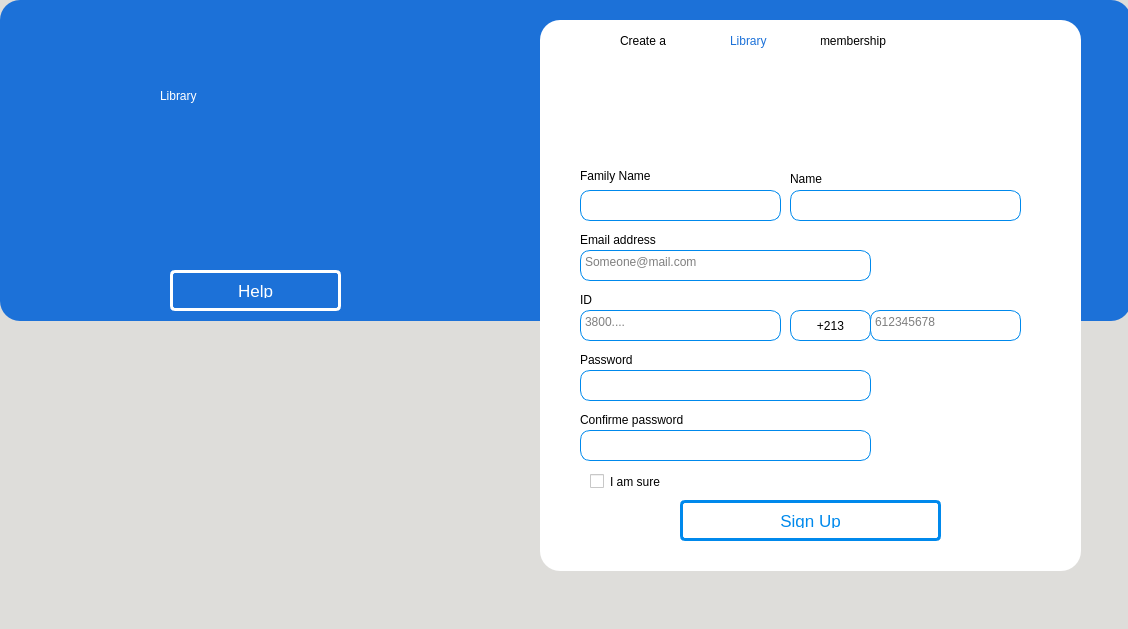
Old version of the form Library Management/Windows_Ui/Assets/Ui/Register.ui in the repository mohammedyazid/Library.
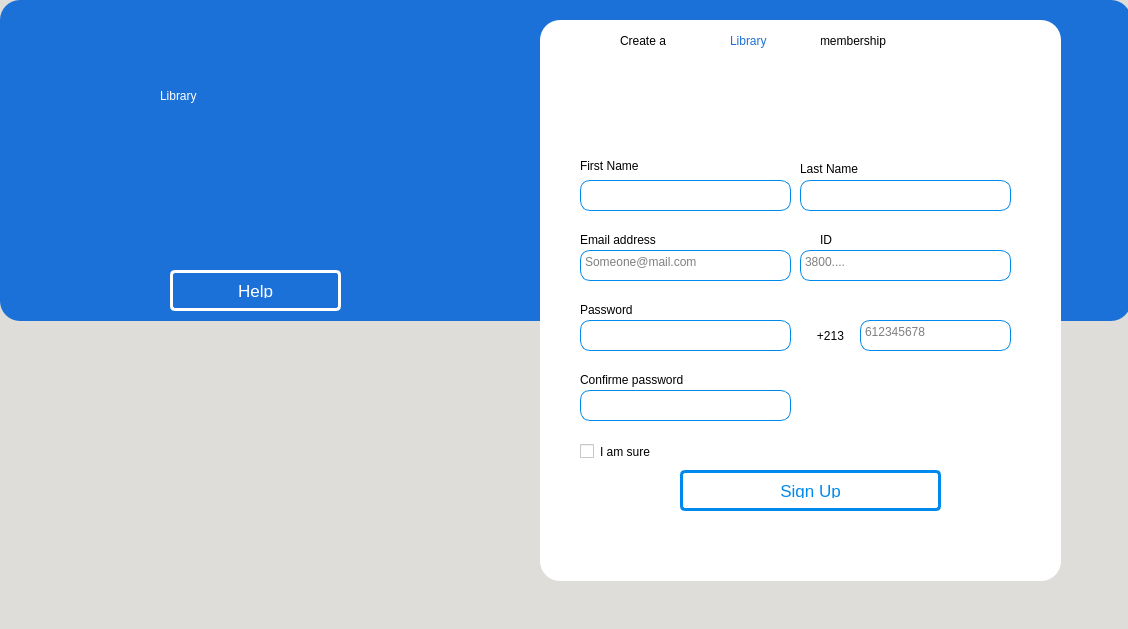
New version of the form. Icons and pictures are not drawn.

Patch:
```diff
--- a/Library Management/Windows_Ui/Assets/Ui/Register.ui
+++ b/Library Management/Windows_Ui/Assets/Ui/Register.ui
@@ -175,8 +175,8 @@
      <rect>
       <x>540</x>
       <y>20</y>
-      <width>541</width>
-      <height>551</height>
+      <width>521</width>
+      <height>561</height>
      </rect>
     </property>
     <property name="styleSheet">
@@ -194,7 +194,7 @@
      <property name="geometry">
       <rect>
        <x>40</x>
-       <y>140</y>
+       <y>130</y>
        <width>121</width>
        <height>31</height>
       </rect>
@@ -203,15 +203,15 @@
       <string notr="true">font: 75 16pt &quot;Ubuntu&quot;;</string>
      </property>
      <property name="text">
-      <string>Family Name</string>
+      <string>First Name</string>
      </property>
     </widget>
     <widget class="QTextEdit" name="re_idin">
      <property name="geometry">
       <rect>
-       <x>40</x>
-       <y>290</y>
-       <width>201</width>
+       <x>260</x>
+       <y>230</y>
+       <width>211</width>
        <height>31</height>
       </rect>
      </property>
@@ -225,6 +225,9 @@
 
 </string>
      </property>
+     <property name="verticalScrollBarPolicy">
+      <enum>Qt::ScrollBarAlwaysOff</enum>
+     </property>
      <property name="html">
       <string>&lt;!DOCTYPE HTML PUBLIC &quot;-//W3C//DTD HTML 4.0//EN&quot; &quot;http://www.w3.org/TR/REC-html40/strict.dtd&quot;&gt;
 &lt;html&gt;&lt;head&gt;&lt;meta name=&quot;qrichtext&quot; content=&quot;1&quot; /&gt;&lt;style type=&quot;text/css&quot;&gt;
@@ -239,9 +242,9 @@
     <widget class="QLabel" name="label15">
      <property name="geometry">
       <rect>
-       <x>40</x>
-       <y>270</y>
-       <width>111</width>
+       <x>280</x>
+       <y>210</y>
+       <width>21</width>
        <height>20</height>
       </rect>
      </property>
@@ -256,7 +259,7 @@
      <property name="geometry">
       <rect>
        <x>140</x>
-       <y>480</y>
+       <y>450</y>
        <width>261</width>
        <height>41</height>
       </rect>
@@ -367,9 +370,9 @@
     <widget class="QTextEdit" name="re_namein">
      <property name="geometry">
       <rect>
-       <x>250</x>
-       <y>170</y>
-       <width>231</width>
+       <x>260</x>
+       <y>160</y>
+       <width>211</width>
        <height>31</height>
       </rect>
      </property>
@@ -383,6 +386,9 @@
 
 </string>
      </property>
+     <property name="verticalScrollBarPolicy">
+      <enum>Qt::ScrollBarAlwaysOff</enum>
+     </property>
      <property name="html">
       <string>&lt;!DOCTYPE HTML PUBLIC &quot;-//W3C//DTD HTML 4.0//EN&quot; &quot;http://www.w3.org/TR/REC-html40/strict.dtd&quot;&gt;
 &lt;html&gt;&lt;head&gt;&lt;meta name=&quot;qrichtext&quot; content=&quot;1&quot; /&gt;&lt;style type=&quot;text/css&quot;&gt;
@@ -394,8 +400,8 @@
     <widget class="QLabel" name="label13">
      <property name="geometry">
       <rect>
-       <x>250</x>
-       <y>150</y>
+       <x>260</x>
+       <y>140</y>
        <width>111</width>
        <height>17</height>
       </rect>
@@ -404,15 +410,15 @@
       <string notr="true">font: 75 16pt &quot;Ubuntu&quot;;</string>
      </property>
      <property name="text">
-      <string>Name</string>
+      <string>Last Name</string>
      </property>
     </widget>
     <widget class="QTextEdit" name="re_fnamein">
      <property name="geometry">
       <rect>
        <x>40</x>
-       <y>170</y>
-       <width>201</width>
+       <y>160</y>
+       <width>211</width>
        <height>31</height>
       </rect>
      </property>
@@ -426,6 +432,9 @@
 
 </string>
      </property>
+     <property name="verticalScrollBarPolicy">
+      <enum>Qt::ScrollBarAlwaysOff</enum>
+     </property>
      <property name="html">
       <string>&lt;!DOCTYPE HTML PUBLIC &quot;-//W3C//DTD HTML 4.0//EN&quot; &quot;http://www.w3.org/TR/REC-html40/strict.dtd&quot;&gt;
 &lt;html&gt;&lt;head&gt;&lt;meta name=&quot;qrichtext&quot; content=&quot;1&quot; /&gt;&lt;style type=&quot;text/css&quot;&gt;
@@ -442,7 +451,7 @@
       <rect>
        <x>40</x>
        <y>230</y>
-       <width>291</width>
+       <width>211</width>
        <height>31</height>
       </rect>
      </property>
@@ -456,6 +465,9 @@
 
 </string>
      </property>
+     <property name="verticalScrollBarPolicy">
+      <enum>Qt::ScrollBarAlwaysOff</enum>
+     </property>
      <property name="html">
       <string>&lt;!DOCTYPE HTML PUBLIC &quot;-//W3C//DTD HTML 4.0//EN&quot; &quot;http://www.w3.org/TR/REC-html40/strict.dtd&quot;&gt;
 &lt;html&gt;&lt;head&gt;&lt;meta name=&quot;qrichtext&quot; content=&quot;1&quot; /&gt;&lt;style type=&quot;text/css&quot;&gt;
@@ -487,8 +499,8 @@
      <property name="geometry">
       <rect>
        <x>40</x>
-       <y>410</y>
-       <width>291</width>
+       <y>370</y>
+       <width>211</width>
        <height>31</height>
       </rect>
      </property>
@@ -502,6 +514,9 @@
 
 </string>
      </property>
+     <property name="verticalScrollBarPolicy">
+      <enum>Qt::ScrollBarAlwaysOff</enum>
+     </property>
      <property name="html">
       <string>&lt;!DOCTYPE HTML PUBLIC &quot;-//W3C//DTD HTML 4.0//EN&quot; &quot;http://www.w3.org/TR/REC-html40/strict.dtd&quot;&gt;
 &lt;html&gt;&lt;head&gt;&lt;meta name=&quot;qrichtext&quot; content=&quot;1&quot; /&gt;&lt;style type=&quot;text/css&quot;&gt;
@@ -517,7 +532,7 @@
      <property name="geometry">
       <rect>
        <x>40</x>
-       <y>390</y>
+       <y>350</y>
        <width>181</width>
        <height>20</height>
       </rect>
@@ -533,8 +548,8 @@
      <property name="geometry">
       <rect>
        <x>40</x>
-       <y>350</y>
-       <width>291</width>
+       <y>300</y>
+       <width>211</width>
        <height>31</height>
       </rect>
      </property>
@@ -548,6 +563,9 @@
 
 </string>
      </property>
+     <property name="verticalScrollBarPolicy">
+      <enum>Qt::ScrollBarAlwaysOff</enum>
+     </property>
      <property name="html">
       <string>&lt;!DOCTYPE HTML PUBLIC &quot;-//W3C//DTD HTML 4.0//EN&quot; &quot;http://www.w3.org/TR/REC-html40/strict.dtd&quot;&gt;
 &lt;html&gt;&lt;head&gt;&lt;meta name=&quot;qrichtext&quot; content=&quot;1&quot; /&gt;&lt;style type=&quot;text/css&quot;&gt;
@@ -563,7 +581,7 @@
      <property name="geometry">
       <rect>
        <x>40</x>
-       <y>330</y>
+       <y>280</y>
        <width>101</width>
        <height>20</height>
       </rect>
@@ -578,8 +596,8 @@
     <widget class="QTextEdit" name="re_phonein">
      <property name="geometry">
       <rect>
-       <x>330</x>
-       <y>290</y>
+       <x>320</x>
+       <y>300</y>
        <width>151</width>
        <height>31</height>
       </rect>
@@ -594,6 +612,9 @@
 
 </string>
      </property>
+     <property name="verticalScrollBarPolicy">
+      <enum>Qt::ScrollBarAlwaysOff</enum>
+     </property>
      <property name="html">
       <string>&lt;!DOCTYPE HTML PUBLIC &quot;-//W3C//DTD HTML 4.0//EN&quot; &quot;http://www.w3.org/TR/REC-html40/strict.dtd&quot;&gt;
 &lt;html&gt;&lt;head&gt;&lt;meta name=&quot;qrichtext&quot; content=&quot;1&quot; /&gt;&lt;style type=&quot;text/css&quot;&gt;
@@ -608,9 +629,9 @@
     <widget class="QPushButton" name="icon7">
      <property name="geometry">
       <rect>
-       <x>250</x>
-       <y>290</y>
-       <width>81</width>
+       <x>260</x>
+       <y>300</y>
+       <width>61</width>
        <height>31</height>
       </rect>
      </property>
@@ -618,11 +639,8 @@
       <enum>Qt::LeftToRight</enum>
      </property>
      <property name="styleSheet">
-      <string notr="true">background-color: white;
-border-style: solid;
-border-width: 1px;
-border-color:rgb(0, 137, 236);
-border-radius: 10px;
+      <string notr="true">background-color: rgba(42, 41, 41, 0);
+
 font: 75 14pt &quot;Ubuntu Mono&quot;;
 
 </string>
@@ -638,14 +656,30 @@
     <widget class="QCheckBox" name="checkBox">
      <property name="geometry">
       <rect>
-       <x>50</x>
-       <y>450</y>
+       <x>40</x>
+       <y>420</y>
        <width>92</width>
        <height>23</height>
       </rect>
      </property>
      <property name="text">
-      <string>I am sure</string>
+      <string>I am sure </string>
+     </property>
+    </widget>
+    <widget class="QLabel" name="re_error">
+     <property name="geometry">
+      <rect>
+       <x>150</x>
+       <y>500</y>
+       <width>241</width>
+       <height>20</height>
+      </rect>
+     </property>
+     <property name="styleSheet">
+      <string notr="true">color: rgb(224, 27, 36);</string>
+     </property>
+     <property name="text">
+      <string/>
      </property>
     </widget>
    </widget>
```
